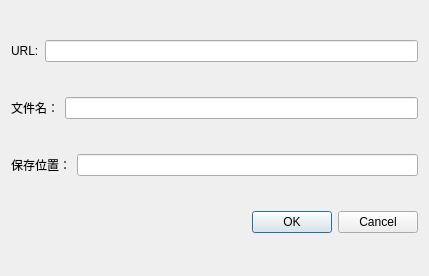
Before: the Qt Designer form downloadinfdialog.ui in li1553770945/SheepDownloader, drawn with Qt 5.
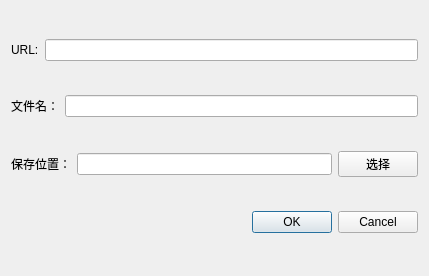
After: the same form once the commit is applied.

The edit to the form file:
```diff
--- a/downloadinfdialog.ui
+++ b/downloadinfdialog.ui
@@ -24,7 +24,11 @@
       </widget>
      </item>
      <item>
-      <widget class="QLineEdit" name="UrlLineEdit"/>
+      <widget class="QLineEdit" name="UrlLineEdit">
+       <property name="readOnly">
+        <bool>true</bool>
+       </property>
+      </widget>
      </item>
     </layout>
    </item>
@@ -54,6 +58,13 @@
      <item>
       <widget class="QLineEdit" name="SavePathLineEdit"/>
      </item>
+     <item>
+      <widget class="QPushButton" name="SelectPathButton">
+       <property name="text">
+        <string>选择</string>
+       </property>
+      </widget>
+     </item>
     </layout>
    </item>
    <item row="3" column="0">
```
